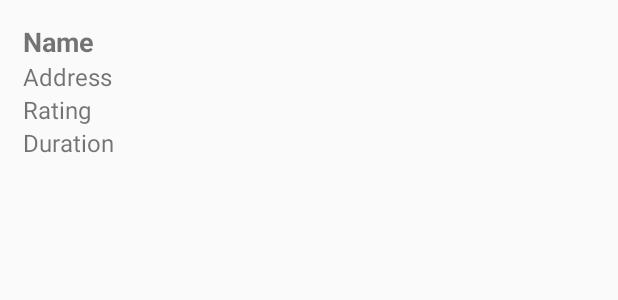
After one commit to cs130-w21/2, an Android app: the layout locations_list_item.xml on its own in the app's theme, with its tools: preview values and no code run, on a phone screen of 412 x 824 dp. The commit adds this screen. Shown: the top 300 px of the screen. Run offline under Robolectric (Android 15) with nearby library versions, the light colour scheme and no system bars.

Commit message:
Locations appear in location list.

```diff
--- /dev/null
+++ b/Pathways/app/src/main/res/drawable/ic_baseline_remove_circle_outline_36.xml
@@ -0,0 +1,5 @@
+<vector android:height="36dp" android:tint="?attr/colorControlNormal"
+    android:viewportHeight="24" android:viewportWidth="24"
+    android:width="36dp" xmlns:android="http://schemas.android.com/apk/res/android">
+    <path android:fillColor="@android:color/white" android:pathData="M7,11v2h10v-2L7,11zM12,2C6.48,2 2,6.48 2,12s4.48,10 10,10 10,-4.48 10,-10S17.52,2 12,2zM12,20c-4.41,0 -8,-3.59 -8,-8s3.59,-8 8,-8 8,3.59 8,8 -3.59,8 -8,8z"/>
+</vector>
--- a/Pathways/app/src/main/res/layout/locations_list.xml
+++ b/Pathways/app/src/main/res/layout/locations_list.xml
@@ -66,7 +66,6 @@
 
     </RelativeLayout>
 
-
     <androidx.recyclerview.widget.RecyclerView
         android:id="@+id/locations_list_recycler_view"
         android:layout_width="match_parent"
--- /dev/null
+++ b/Pathways/app/src/main/res/layout/locations_list_item.xml
@@ -0,0 +1,93 @@
+<?xml version="1.0" encoding="utf-8"?>
+<RelativeLayout xmlns:android="http://schemas.android.com/apk/res/android"
+    android:layout_width="match_parent" android:layout_height="wrap_content"
+    android:id="@+id/layout_locations_list_item">
+
+    <LinearLayout
+        android:layout_width="wrap_content"
+        android:layout_height="match_parent"
+        android:layout_margin="15dp"
+        android:id="@+id/list_item_horizontal_layout"
+        android:orientation="horizontal"
+        >
+
+        <LinearLayout
+            android:layout_width="match_parent"
+            android:layout_height="wrap_content"
+            android:orientation="vertical">
+
+            <LinearLayout
+                android:layout_width="match_parent"
+                android:layout_height="wrap_content"
+                android:orientation="horizontal">
+
+                <TextView
+                    android:id="@+id/text_view_stop_name"
+                    android:layout_width="200dp"
+                    android:layout_height="wrap_content"
+                    android:text="Name"
+                    android:textAlignment="textStart"
+                    android:textSize="18sp"
+                    android:textStyle="bold"
+                    android:gravity="start" />
+
+            </LinearLayout>
+
+            <TextView
+                android:id="@+id/text_view_stop_address"
+                android:layout_width="match_parent"
+                android:layout_height="wrap_content"
+                android:text="Address"
+                android:textAlignment="textStart"
+                android:textSize="16sp"
+                android:maxWidth="305dp"
+                android:gravity="start" />
+
+            <TextView
+                android:id="@+id/text_view_rating"
+                android:layout_width="match_parent"
+                android:layout_height="wrap_content"
+                android:text="Rating"
+                android:textAlignment="textStart"
+                android:textSize="16sp"
+                android:gravity="start" />
+
+            <TextView
+                android:id="@+id/text_view_duration"
+                android:layout_width="match_parent"
+                android:layout_height="wrap_content"
+                android:text="Duration"
+                android:textAlignment="textStart"
+                android:textSize="16sp"
+                android:gravity="start" />
+
+            <TextView
+                android:id="@+id/text_view_stop_type"
+                android:layout_width="match_parent"
+                android:layout_height="wrap_content"
+                android:text="Type"
+                android:textAlignment="textStart"
+                android:textSize="16sp"
+                android:textStyle="italic"
+                android:visibility="gone"
+                android:gravity="start" />
+
+        </LinearLayout>
+
+
+    </LinearLayout>
+
+    <ImageButton
+        android:id="@+id/delete_stop_button"
+        android:layout_width="wrap_content"
+        android:layout_height="wrap_content"
+        android:src="@drawable/ic_baseline_remove_circle_outline_36"
+        android:layout_alignParentRight="true"
+        android:layout_centerVertical="true"
+        android:layout_marginRight="8dp"
+        android:scaleX=".75"
+        android:scaleY=".75"
+        android:visibility="gone"
+        android:background="@android:color/white"
+        />
+</RelativeLayout>
```
Also changed, not shown: Pathways/app/src/main/java/com/example/pathways/Location.java (added, +110 -0 lines), Pathways/app/src/main/java/com/example/pathways/LocationConverter.java (added, +24 -0 lines), Pathways/app/src/main/java/com/example/pathways/LocationsListAdapter.java (added, +99 -0 lines), Pathways/app/src/main/java/com/example/pathways/Trip.java (added, +44 -0 lines), Pathways/app/src/main/java/com/example/pathways/TripViewActivity.java (+35 -1 lines).
